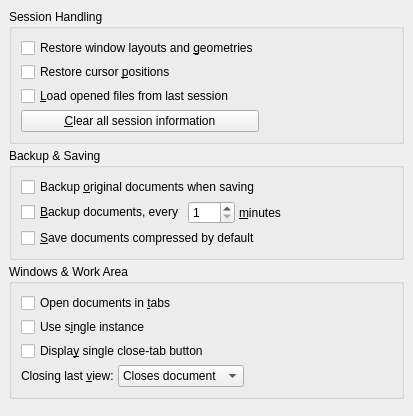
cburschka/lyx, file src/frontends/qt4/ui/PrefDocHandlingUi.ui: the form before one commit.
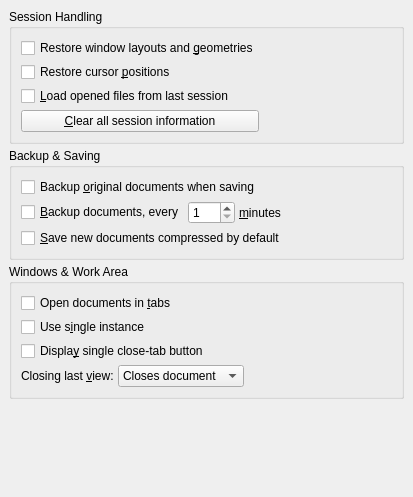
The form after the commit.

Commit message: Clarify "Save compressed by default" feature (bug 7822)

```diff
--- a/src/frontends/qt4/ui/PrefDocHandlingUi.ui
+++ b/src/frontends/qt4/ui/PrefDocHandlingUi.ui
@@ -6,8 +6,8 @@
    <rect>
     <x>0</x>
     <y>0</y>
-    <width>403</width>
-    <height>416</height>
+    <width>413</width>
+    <height>497</height>
    </rect>
   </property>
   <property name="sizePolicy">
@@ -142,7 +142,7 @@
       <item row="2" column="0">
        <widget class="QCheckBox" name="saveCompressedCB">
         <property name="text">
-         <string>&amp;Save documents compressed by default</string>
+         <string>&amp;Save new documents compressed by default</string>
         </property>
        </widget>
       </item>
```
Left out of the diff: 7 changed lines with no effect on the pictures.
